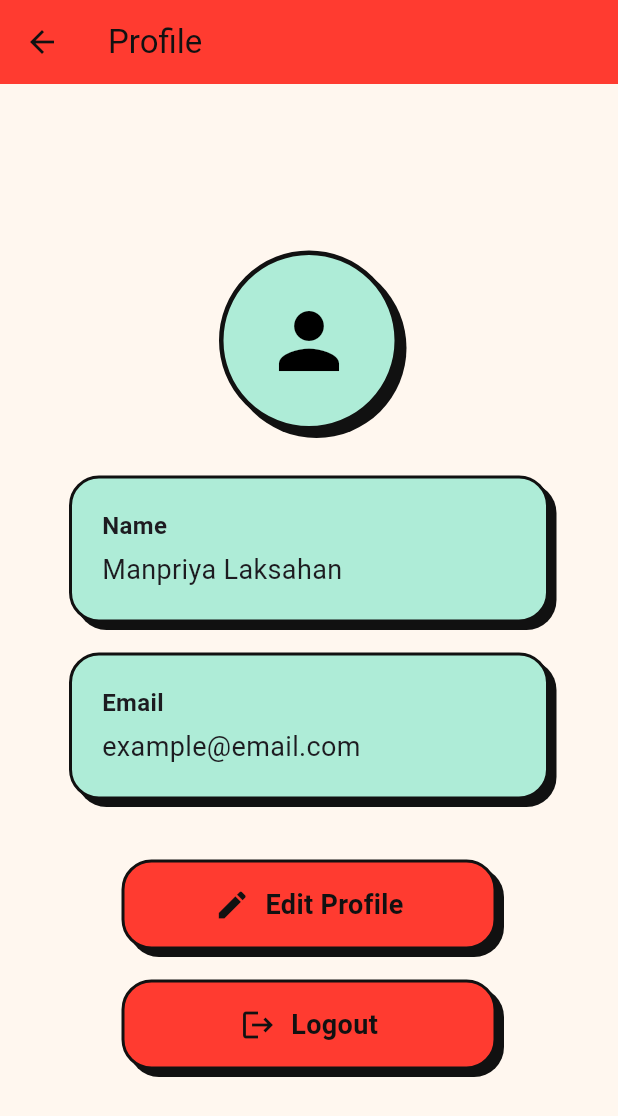
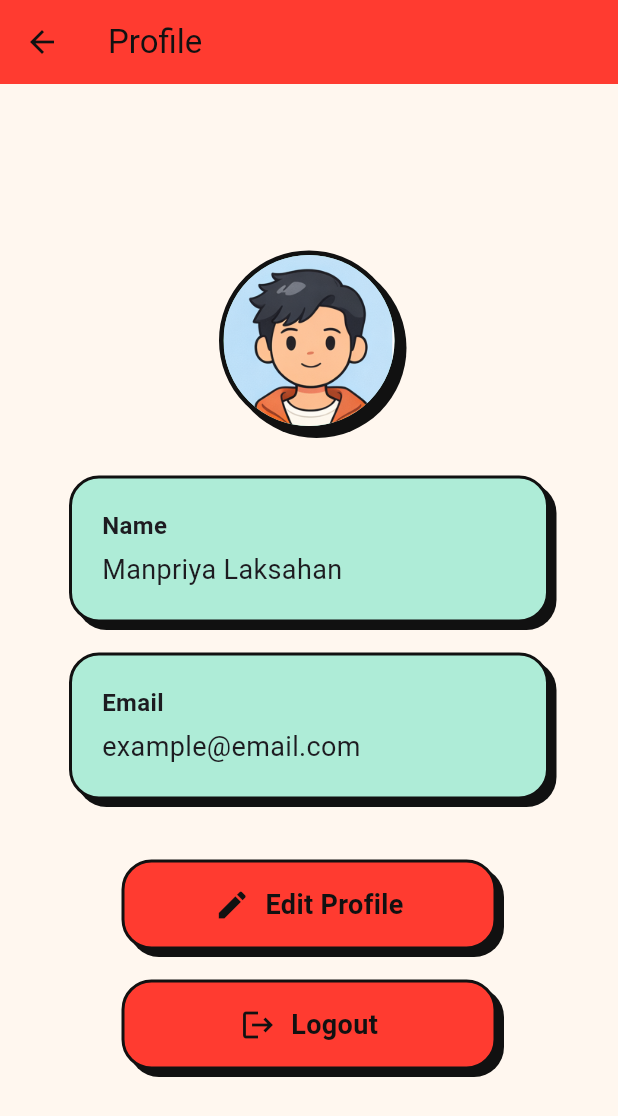
Before and after one commit to Manpriya-Lax/Event-Planner, a Flutter app: the ProfilePage screen opened by its route, on a phone screen of 412 x 824 dp. Shown: the top 1116 px of the screen. Run offline on Flutter 3.47's test engine with Material 3 defaults, Android fonts, the light colour scheme and no system bars; our stand-ins replace cloud_firestore, firebase_auth, firebase_core; accounts and stored records are empty.

Commit message:
avatars added. now it can display in profile

```diff
--- a/lib/Profile.dart
+++ b/lib/Profile.dart
@@ -25,6 +25,7 @@ class ProfilePage extends StatelessWidget {
             Container(
               width: 120,
               height: 120,
+
               decoration: BoxDecoration(
                 color: AppColors.mint,
                 shape: BoxShape.circle,
@@ -40,11 +41,14 @@ class ProfilePage extends StatelessWidget {
                   ),
                 ],
               ),
-              child: const Icon(
-                Icons.person,
-                size: 60,
-                color: Colors.black,
-              ),
+              child: ClipOval(
+                child: Image.asset(
+                  "assets/imgs/1.png",
+                  width: 120,
+                  height: 120,
+                  fit: BoxFit.cover,
+                ),
+              )
             ),
 
             const SizedBox(height: 30),
--- a/pubspec.yaml
+++ b/pubspec.yaml
@@ -38,6 +38,7 @@ dependencies:
   cloud_firestore: ^6.1.2
   firebase_auth: ^6.1.4
 
+
 dev_dependencies:
   flutter_test:
     sdk: flutter
@@ -59,6 +60,10 @@ flutter:
   # included with your application, so that you can use the icons in
   # the material Icons class.
   uses-material-design: true
+
+  assets:
+  - assets/imgs/
+
 
   # To add assets to your application, add an assets section, like this:
   # assets:
```
Also changed, not shown: assets/imgs/1.png (added), assets/imgs/10.png (added), assets/imgs/11.png (added), assets/imgs/12.png (added), assets/imgs/13.png (added), assets/imgs/14.png (added), assets/imgs/15.png (added), assets/imgs/2.png (added), assets/imgs/3.png (added), assets/imgs/4.png (added), assets/imgs/5.png (added), assets/imgs/6.png (added), assets/imgs/7.png (added), assets/imgs/8.png (added), 1 more files.
